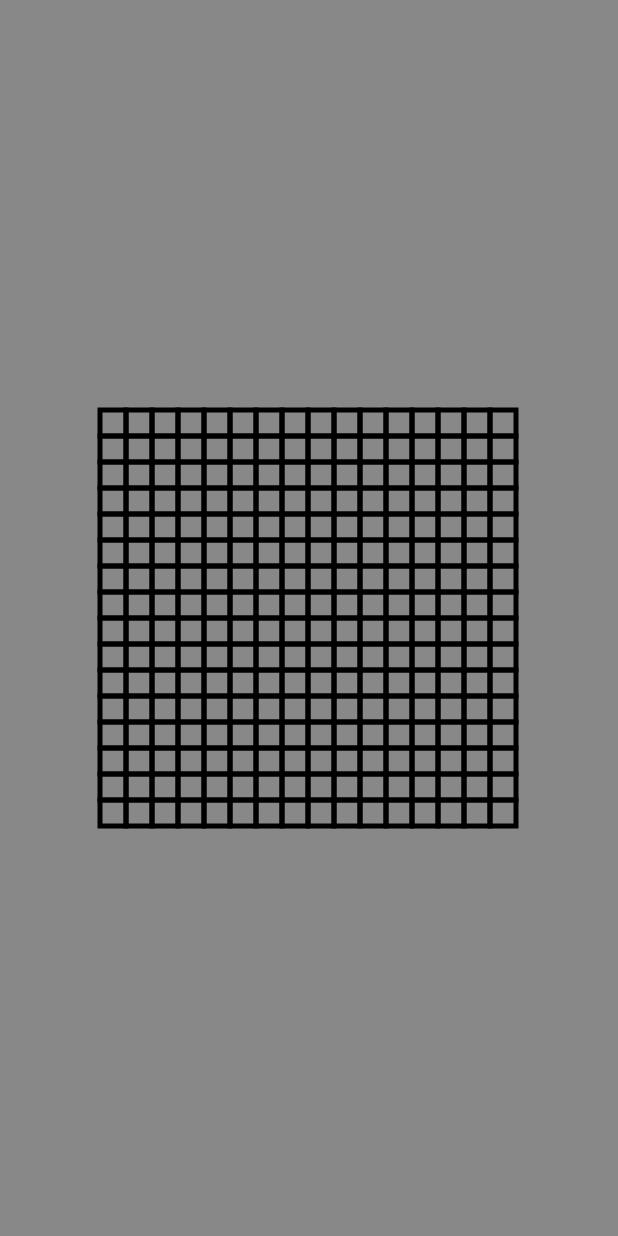
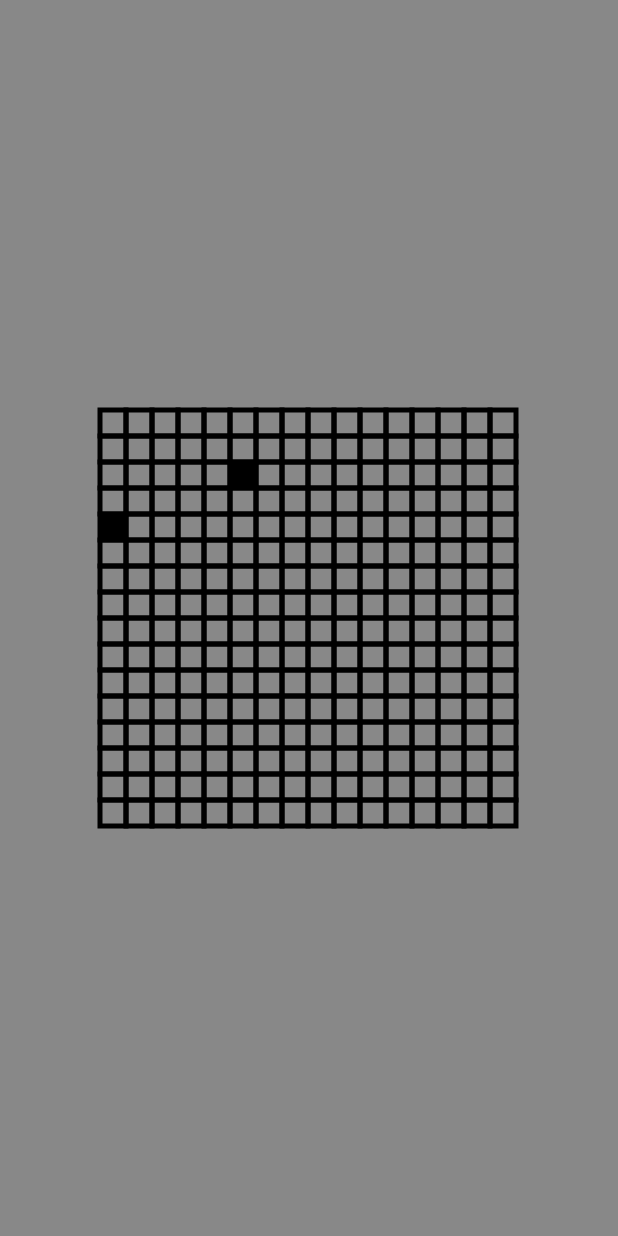
Before and after one commit to EthanStanbury/Pixel_Bot_Dev_Space, an Android app: the SimActivity screen opened directly, with no data from a screen before it, on a phone screen of 412 x 824 dp. Run offline under Robolectric (Android 15) with nearby library versions, the phone set to English and light mode, and no system bars; 1 statement that could not run was skipped.

Commit message:
Simulation Black Screen bug

```diff
--- a/Application/app/src/main/java/com/example/mischa/pixelbotui/UI/PBCanvas.java
+++ b/Application/app/src/main/java/com/example/mischa/pixelbotui/UI/PBCanvas.java
@@ -230,7 +230,6 @@ public class PBCanvas extends View {
                 }
                 if (rSubmit.rect.contains(xTouch, yTouch)) {
                     Intent intent = new Intent(context, SimActivity.class);
-                    //intent.setFlags(Intent.FLAG_ACTIVITY_NEW_TASK);
                     context.startActivity(intent);
                 }
                 break;
--- a/Application/app/src/main/java/com/example/mischa/pixelbotui/UI/Simulation.java
+++ b/Application/app/src/main/java/com/example/mischa/pixelbotui/UI/Simulation.java
@@ -1,11 +1,17 @@
 package com.example.mischa.pixelbotui.UI;
 
-import android.app.Activity;
 import android.content.Context;
 import android.graphics.Canvas;
 import android.graphics.Color;
 import android.graphics.Paint;
+import android.graphics.Point;
+import android.graphics.Rect;
 import android.view.View;
+
+import java.sql.Time;
+import java.time.Clock;
+import java.util.ArrayList;
+import java.util.HashMap;
 
 import static com.example.mischa.pixelbotui.UI.PBCanvas.uiGrid;
 
@@ -16,17 +22,40 @@ import static com.example.mischa.pixelbotui.UI.PBCanvas.uiGrid;
 public class Simulation extends View {
 
     Paint paint = new Paint();
+    int noOfRed;
+    int noOfYellow;
+    int noOfGreen;
+    int noOfBlue;
+    int noOfPurple;
+    int noOfBlack;
+    int totalBots;
+    HashMap<String, String> botMoves = new HashMap<>();
+    ArrayList<SimBot> unfinishedBots = new ArrayList<>();
+    ArrayList<SimBot> finishedBots = new ArrayList<>();
+
 
     public Simulation(Context context) {
         super(context);
+
+        botMoves.put("black-1", "DDD");
+        botMoves.put("black-2", "RDRRRR");
+
+        createBots(botMoves);
+        System.out.println(unfinishedBots.get(0).pixel.location);
+        System.out.println(unfinishedBots.get(1).pixel.location);
+        while (unfinishedBots.size() > 0) {
+            run();
+        }
+
     }
 
     @Override
     protected void onDraw(Canvas canvas) {
         super.onDraw(canvas);
+        //long start = System.currentTimeMillis();
+        //if (System.currentTimeMillis() - start > 1000) {
         for (Pixel p : uiGrid) {
             paint.setStyle(Paint.Style.FILL);
-            //paint.setColor(p.colour);
             paint.setColor(Color.TRANSPARENT);
             canvas.drawRect(p.rect, paint);
             paint.setStyle(Paint.Style.STROKE);
@@ -34,5 +63,141 @@ public class Simulation extends View {
             paint.setStrokeWidth(5);
             canvas.drawRect(p.rect, paint);
         }
+        paint.setStyle(Paint.Style.FILL);
+        for (SimBot bot : finishedBots) {
+            paint.setColor(bot.pixel.colour);
+            canvas.drawRect(pointToRect(bot.pixel.location), paint);
+        }
+        //}
+
+    }
+
+    public String parseColour(String input) {
+        String output = "";
+        int i = 0;
+        while (input.charAt(i) != '-' && i < input.length()) {
+            output = output + input.charAt(i);
+            i++;
+        }
+        return output;
+    }
+
+    public void getNumbersOfColours() {
+        for (Pixel p : uiGrid) {
+            if (p.colour == Color.parseColor("#EE4266")) {
+                noOfRed++;
+                break;
+            } else if (p.colour == Color.parseColor("#FFD23F")) {
+                noOfYellow++;
+                break;
+            } else if (p.colour == Color.parseColor("#0EAD69")) {
+                noOfGreen++;
+                break;
+            } else if (p.colour == Color.parseColor("#3BCEAC")) {
+                noOfBlue++;
+                break;
+            } else if (p.colour == Color.parseColor("#540D6E")) {
+                noOfPurple++;
+                break;
+            } else if (p.colour == Color.BLACK) {
+                noOfBlack++;
+                break;
+            } else {
+                break;
+            }
+        }
+        totalBots = noOfRed + noOfYellow + noOfGreen + noOfBlue + noOfPurple + noOfBlack;
+    }
+
+    public void createBots(HashMap<String, String> moves) {
+        int botColour = Color.MAGENTA;
+        for (String key : moves.keySet()) {
+            switch (parseColour(key)) {
+                case "black": {
+                    botColour = Color.BLACK;
+                    break;
+                }
+                case "red": {
+                    botColour = Color.parseColor("#EE4266");
+                    break;
+                }
+                case "yellow": {
+                    botColour = Color.parseColor("#FFD23F");
+                    break;
+                }
+                case "green": {
+                    botColour = Color.parseColor("#0EAD69");
+                    break;
+                }
+                case "blue": {
+                    botColour = Color.parseColor("#3BCEAC");
+                    break;
+                }
+                case "purple": {
+                    botColour = Color.parseColor("#540D6E");
+                    break;
+                }
+                default: break;
+            }
+            SimBot newBot = new SimBot(botColour, key, moves.get(key));
+            unfinishedBots.add(newBot);
+        }
+    }
+
+    public void nextMoves() {
+        for (int i = 0; i < unfinishedBots.size(); i++) {
+            System.out.println(unfinishedBots.get(i).path);
+            unfinishedBots.get(i).pixel.location = newPos(unfinishedBots.get(i).pixel.location, unfinishedBots.get(i).path.charAt(0));
+            if (unfinishedBots.get(i).path.length() == 1) {
+                finishedBots.add(unfinishedBots.get(i));
+                unfinishedBots.remove(unfinishedBots.get(i));
+            } else {
+                unfinishedBots.get(i).path = unfinishedBots.get(i).path.substring(1);
+            }
+        }
+
+    }
+
+    public Rect pointToRect(Point point) {
+        Rect rec = new Rect();
+        for (Pixel p : uiGrid) {
+            if (p.location.equals(point)) {
+                return p.rect;
+            }
+        }
+        return rec;
+    }
+
+    public Point newPos(Point point, Character dir) {
+        switch (dir) {
+            case 'L': {
+                point.x += -1;
+                break;
+            }
+            case 'U': {
+                point.y += -1;
+                break;
+            }
+            case 'R': {
+                point.x += 1;
+                break;
+            }
+            case 'D': {
+                point.y += 1;
+                break;
+            }
+        }
+        return point;
+    }
+
+    public void run() {
+        long origin = System.currentTimeMillis();
+        invalidate();
+        nextMoves();
+        for (int i = 0; i < unfinishedBots.size(); i++) {
+            System.out.println(unfinishedBots.get(i).pixel.location);
+        }
+        System.out.println("In here");
+        wait(1000);
     }
 }
```
